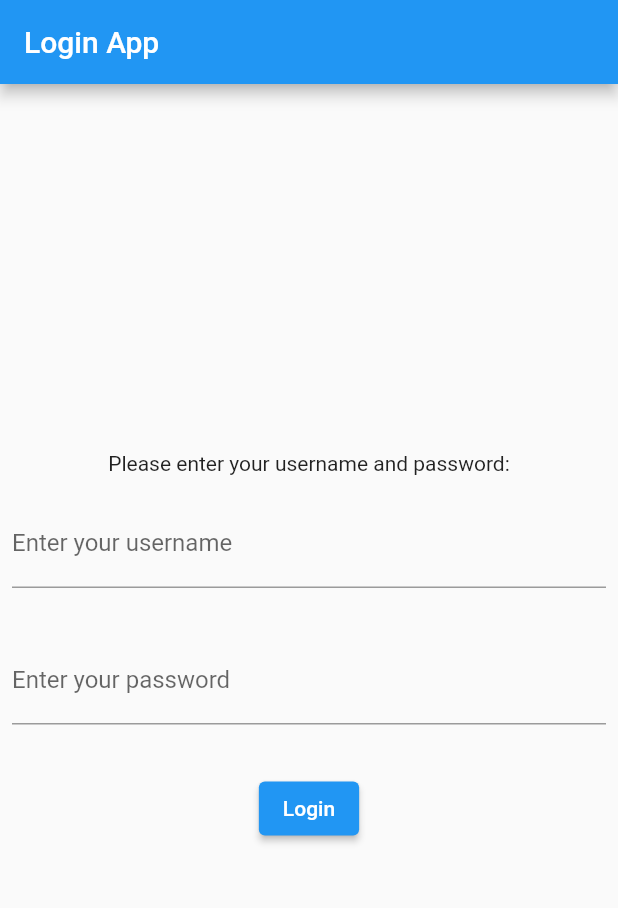
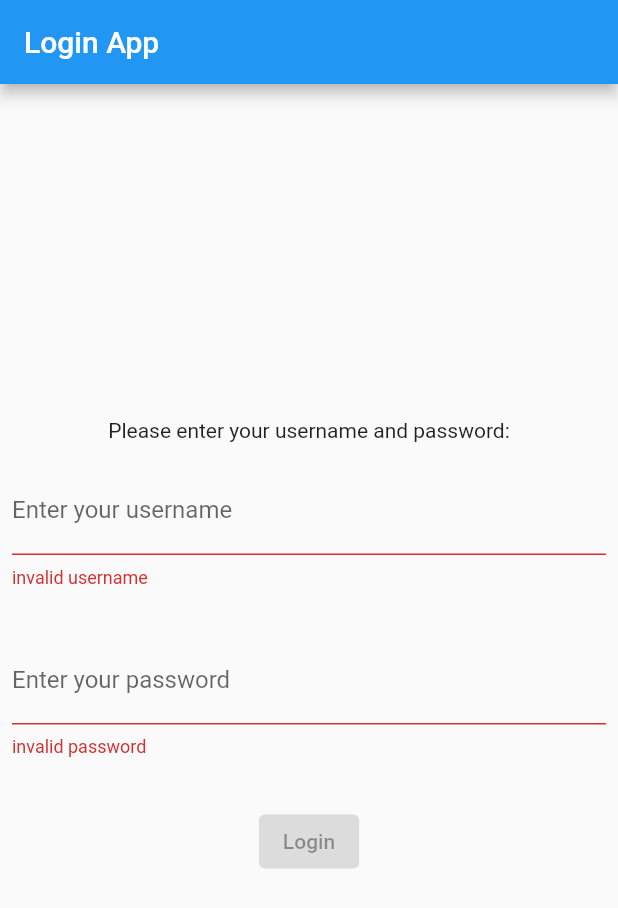
Before and after one commit to lexaxa/auth_app, a Flutter app: the screen it shows after launch, on a phone screen of 412 x 824 dp. Shown: the top 908 px of the screen. Run offline on Flutter 3.47's test engine with Material 2 defaults, Android fonts, the phone set to English and light mode, and no system bars; our stand-ins replace bloc, equatable, flutter_bloc.

Commit message:
fix: added error text when empty fields

```diff
--- a/lib/pages/login_page.dart
+++ b/lib/pages/login_page.dart
@@ -39,9 +39,12 @@ class LoginPage extends StatelessWidget {
                       }
                       return null;
                     },
-                    decoration: const InputDecoration(
-                      border: UnderlineInputBorder(),
+                    decoration: InputDecoration(
+                      border: const UnderlineInputBorder(),
                       labelText: 'Enter your username',
+                      errorText: state.user.username.isEmpty
+                          ? 'invalid username'
+                          : null,
                     ),
                     onChanged: (value) => context
                         .read<AuthBloc>()
@@ -60,9 +63,12 @@ class LoginPage extends StatelessWidget {
                   ),
                   child: TextFormField(
                     obscureText: true,
-                    decoration: const InputDecoration(
-                      border: UnderlineInputBorder(),
-                      labelText: 'Enter your password',
+                    decoration: InputDecoration(
+                        border: const UnderlineInputBorder(),
+                        labelText: 'Enter your password',
+                        errorText: state.user.password.isEmpty
+                            ? 'invalid password'
+                            : null,
                     ),
                     onChanged: (value) => context
                         .read<AuthBloc>()
@@ -76,7 +82,9 @@ class LoginPage extends StatelessWidget {
               child: BlocBuilder<AuthBloc, AuthState>(
                 builder: (context, state) {
                   return ElevatedButton(
-                    onPressed: state.status == AuthStatus.process
+                    onPressed: state.status == AuthStatus.process ||
+                            state.user.username.isEmpty ||
+                            state.user.password.isEmpty
                         ? null
                         : () {
                             context.read<AuthBloc>().add(
```
